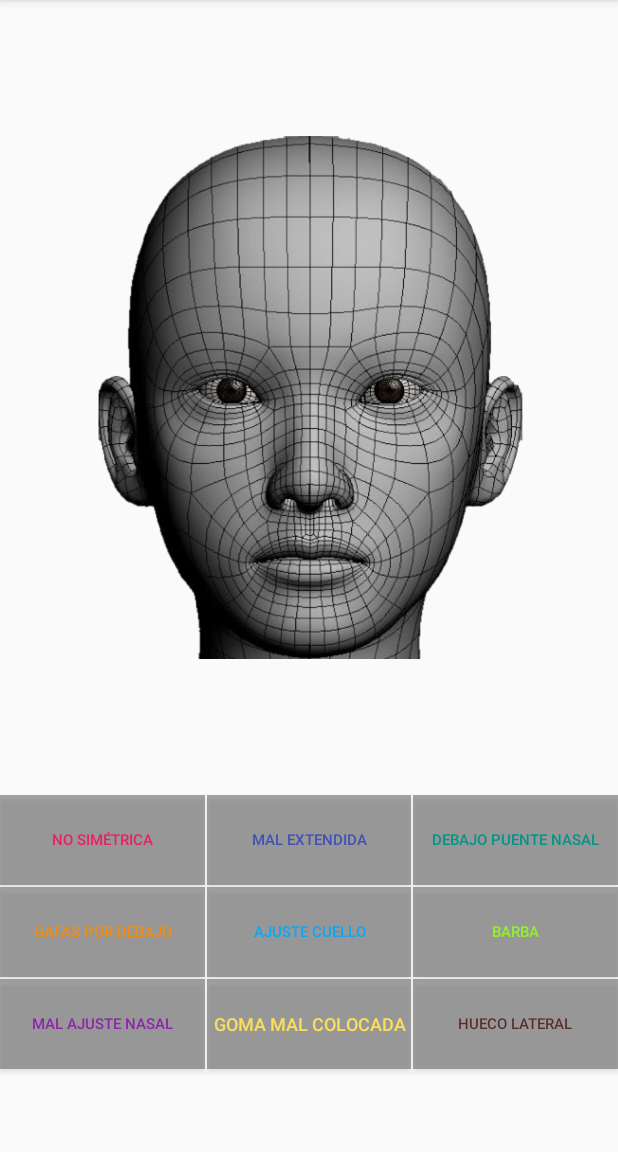
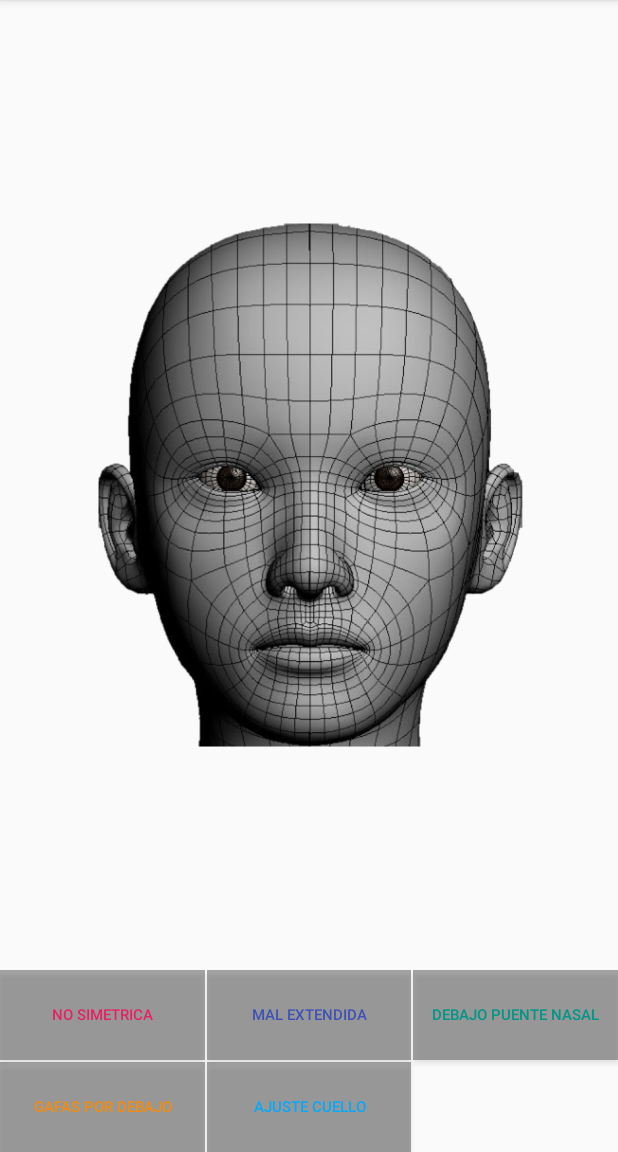
Before and after one commit to jesus-tomas-girones/Mascarillas, an Android app: the LabelActivity screen opened directly, with no data from a screen before it, on a phone screen of 412 x 824 dp, the part 84-1236 px from its top. Run offline under Robolectric (Android 15) with nearby library versions, the phone set to English and light mode, and no system bars; 3 statements that could not run were skipped.

Commit message:
- El recurso string-array labels define sus valores directamente. Si se quiere cambiar el número o nombre de etiquetas, cambiar directamente - En layout activity_label: Los botones en la parte inferior. El resto para la foto. El nombre de los botones se pone desde código. - En LabelActivity: Las etiquetas pueden ser variables según se indique en recurso array labels (El máximo lo indica la nueva constante MAX_LABEL).   Los botones que no se utilizan se pone su visivilidad a GONE para no ocupar sitio.

```diff
--- a/app/src/main/java/es/upv/master/android/reconocimientofacial/ui/label/LabelActivity.java
+++ b/app/src/main/java/es/upv/master/android/reconocimientofacial/ui/label/LabelActivity.java
@@ -7,7 +7,6 @@ import android.util.Log;
 import android.view.Menu;
 import android.view.MenuItem;
 import android.view.MotionEvent;
-import android.view.VelocityTracker;
 import android.view.View;
 import android.widget.Button;
 import android.widget.ImageView;
@@ -27,11 +26,18 @@ import es.upv.master.android.reconocimientofacial.data.DataBase;
 
 public class LabelActivity extends AppCompatActivity implements View.OnTouchListener {
 
+   final static int MAX_LABEL = 9; //Número máximo de etiquetas que se admiten. Limitada por nú,ero de botones
+   final static int BUTTON_ID[] = {R.id.btn_1, R.id.btn_2, R.id.btn_3, R.id.btn_4,
+           R.id.btn_5, R.id.btn_6, R.id.btn_7, R.id.btn_8, R.id.btn_9};
+   final static int CIRCLES_ID[] = {R.id.txv_label1, R.id.txv_label2, R.id.txv_label3, R.id.txv_label4,
+           R.id.txv_label5, R.id.txv_label6, R.id.txv_label7, R.id.txv_label8, R.id.txv_label9};
+
+
    String idPhoto;  //id del documento a modificar
    boolean islabelledPhoto;
    String nLabel = "1";
    ImageView photo;
-   TextView[] circle = new TextView[9];
+   TextView[] circle;
    String[] listLabel;
    Button selectedButton;
    boolean exitWithoutSaving = false;
@@ -53,14 +59,23 @@ public class LabelActivity extends AppCompatActivity implements View.OnTouchList
       photo = findViewById(R.id.photo);
       photo.setOnTouchListener(this);
 
-      //Inicializo todos los círculos
-      int circlesID[] = {R.id.txv_label1, R.id.txv_label2, R.id.txv_label3, R.id.txv_label4, R.id.txv_label5,
-              R.id.txv_label6, R.id.txv_label7, R.id.txv_label8, R.id.txv_label9};
-      for (int i = 0; i < circle.length; i++) {
-         circle[i] = findViewById(circlesID[i]);
-      }
       //Cargo todos las etiquetas desde un recurso array en el array listlabel
       listLabel = getResources().getStringArray(R.array.labels);
+      if (listLabel.length>MAX_LABEL) {
+         Toast.makeText(this,"ERROR: Demasiadas Etiquetas",Toast.LENGTH_LONG).show();
+      }
+
+      //Inicializo todos los círculos y botones
+      circle = new TextView[listLabel.length];
+      for (int i = 0; i < circle.length; i++) {
+         circle[i] = findViewById(CIRCLES_ID[i]);
+         TextView v = findViewById(BUTTON_ID[i]);
+         v.setText(listLabel[i]);
+      }
+      for (int i = circle.length; i < MAX_LABEL; i++) {
+         Button v = findViewById(BUTTON_ID[i]);
+         v.setVisibility(View.GONE);
+      }
 
       //Cargamos la imagen de URL
       Glide.with(getApplicationContext())
@@ -192,8 +207,8 @@ public class LabelActivity extends AppCompatActivity implements View.OnTouchList
                  public void onLoad(List<String> label, List<Double> x, List<Double> y) {
                     for (int i = 0; i < label.size(); i++) {
                        int nLabel = 0;
-                       while (!label.get(i).equals(listLabel[nLabel])) nLabel++;
-                       if (nLabel > listLabel.length) {
+                       while (nLabel < listLabel.length && !label.get(i).equals(listLabel[nLabel])) nLabel++;
+                       if (nLabel >= listLabel.length) {
                           String s= "Etiqueta '" + label.get(i) + "' n encontrada en lista de etiquetas actual";
                           Log.e("MASCARILLA", s); //DOTO crear costante TAG
                           Toast.makeText(getApplicationContext(), s, Toast.LENGTH_LONG).show();
--- a/app/src/main/res/layout/activity_label.xml
+++ b/app/src/main/res/layout/activity_label.xml
@@ -10,10 +10,12 @@
     <ImageView
         android:id="@+id/photo"
         android:layout_width="match_parent"
-        android:layout_height="530dp"
+        android:layout_height="0dp"
         android:adjustViewBounds="true"
         android:cropToPadding="true"
+        app:layout_constraintBottom_toTopOf="@+id/btn_1"
         app:layout_constraintEnd_toEndOf="parent"
+        app:layout_constraintHorizontal_bias="0.5"
         app:layout_constraintStart_toStartOf="parent"
         app:layout_constraintTop_toTopOf="parent"
         app:srcCompat="@drawable/mask_frontal" />
@@ -25,9 +27,9 @@
         android:background="#75434040"
         android:onClick="onButtonClic"
         android:tag="1"
-        android:text="@string/label_1"
         android:textColor="@color/colorLabel1"
         android:textSize="10sp"
+        app:layout_constraintBottom_toTopOf="@+id/btn_4"
         app:layout_constraintEnd_toStartOf="@+id/btn_2"
         app:layout_constraintHorizontal_bias="0.5"
         app:layout_constraintStart_toStartOf="parent"
@@ -42,7 +44,6 @@
         android:background="#75434040"
         android:onClick="onButtonClic"
         android:tag="2"
-        android:text="@string/label_2"
         android:textColor="@color/colorLabel2"
         android:textSize="10sp"
         app:layout_constraintEnd_toStartOf="@+id/btn_3"
@@ -57,7 +58,6 @@
         android:background="#75434040"
         android:onClick="onButtonClic"
         android:tag="3"
-        android:text="@string/label_3"
         android:textColor="@color/colorLabel3"
         android:textSize="10sp"
         app:layout_constraintEnd_toEndOf="parent"
@@ -73,10 +73,11 @@
         android:background="#75434040"
         android:onClick="onButtonClic"
         android:tag="4"
-        android:text="@string/label_4"
         android:textColor="@color/colorLabel4"
         android:textSize="10sp"
+        app:layout_constraintBottom_toTopOf="@+id/btn_7"
         app:layout_constraintEnd_toEndOf="@+id/btn_1"
+        app:layout_constraintHorizontal_bias="0.5"
         app:layout_constraintStart_toStartOf="parent"
         app:layout_constraintTop_toBottomOf="@+id/btn_1" />
     <!--tools:visibility="invisible" /-->
@@ -91,9 +92,9 @@
         android:background="#75434040"
         android:onClick="onButtonClic"
         android:tag="5"
-        android:text="@string/label_5"
         android:textColor="@color/colorLabel5"
         android:textSize="10sp"
+        android:visibility="visible"
         app:layout_constraintEnd_toStartOf="@+id/btn_3"
         app:layout_constraintStart_toEndOf="@+id/btn_1"
         app:layout_constraintTop_toBottomOf="@+id/btn_2" />
@@ -107,9 +108,9 @@
         android:background="#75434040"
         android:onClick="onButtonClic"
         android:tag="6"
-        android:text="@string/label_6"
         android:textColor="@color/colorLabel6"
         android:textSize="10sp"
+        android:visibility="visible"
         app:layout_constraintEnd_toEndOf="parent"
         app:layout_constraintStart_toEndOf="@+id/btn_2"
         app:layout_constraintTop_toBottomOf="@+id/btn_3" />
@@ -122,10 +123,12 @@
         android:background="#75434040"
         android:onClick="onButtonClic"
         android:tag="7"
-        android:text="@string/label_7"
         android:textColor="@color/colorLabel7"
         android:textSize="10sp"
+        android:visibility="visible"
+        app:layout_constraintBottom_toBottomOf="parent"
         app:layout_constraintEnd_toEndOf="@+id/btn_1"
+        app:layout_constraintHorizontal_bias="0.5"
         app:layout_constraintStart_toStartOf="parent"
         app:layout_constraintTop_toBottomOf="@+id/btn_4" />
 
@@ -140,9 +143,10 @@
         android:background="#75434040"
         android:onClick="onButtonClic"
         android:tag="8"
-        android:text="@string/label_8"
         android:textColor="@color/colorLabel8"
-        android:textSize="12sp"
+        android:textSize="10sp"
+        android:visibility="visible"
+        app:layout_constraintBottom_toBottomOf="parent"
         app:layout_constraintEnd_toStartOf="@+id/btn_6"
         app:layout_constraintStart_toEndOf="@+id/btn_4"
         app:layout_constraintTop_toBottomOf="@+id/btn_5" />
@@ -156,14 +160,13 @@
         android:background="#75434040"
         android:onClick="onButtonClic"
         android:tag="9"
-        android:text="@string/label_9"
         android:textColor="@color/colorLabel9"
         android:textSize="10sp"
+        android:visibility="visible"
+        app:layout_constraintBottom_toBottomOf="parent"
         app:layout_constraintEnd_toEndOf="parent"
         app:layout_constraintStart_toEndOf="@+id/btn_2"
         app:layout_constraintTop_toBottomOf="@+id/btn_6" />
-
-
 
 
     <TextView
@@ -171,9 +174,9 @@
         android:layout_width="wrap_content"
         android:layout_height="wrap_content"
         android:text="○"
-        android:visibility="invisible"
         android:textColor="@color/colorLabel1"
         android:textSize="129dp"
+        android:visibility="invisible"
         tools:layout_editor_absoluteX="43dp"
         tools:layout_editor_absoluteY="-20dp" />
 
@@ -182,9 +185,9 @@
         android:layout_width="wrap_content"
         android:layout_height="wrap_content"
         android:text="○"
-        android:visibility="invisible"
         android:textColor="@color/colorLabel2"
         android:textSize="129dp"
+        android:visibility="invisible"
         tools:layout_editor_absoluteX="144dp"
         tools:layout_editor_absoluteY="-19dp" />
 
@@ -193,9 +196,9 @@
         android:layout_width="wrap_content"
         android:layout_height="wrap_content"
         android:text="○"
-        android:visibility="invisible"
         android:textColor="@color/colorLabel3"
         android:textSize="129dp"
+        android:visibility="invisible"
         tools:layout_editor_absoluteX="255dp"
         tools:layout_editor_absoluteY="-27dp" />
 
@@ -204,9 +207,9 @@
         android:layout_width="wrap_content"
         android:layout_height="wrap_content"
         android:text="○"
-        android:visibility="invisible"
         android:textColor="@color/colorLabel4"
         android:textSize="129dp"
+        android:visibility="invisible"
         tools:layout_editor_absoluteX="43dp"
         tools:layout_editor_absoluteY="-20dp" />
 
@@ -215,9 +218,9 @@
         android:layout_width="wrap_content"
         android:layout_height="wrap_content"
         android:text="○"
-        android:visibility="invisible"
         android:textColor="@color/colorLabel5"
         android:textSize="129dp"
+        android:visibility="invisible"
         tools:layout_editor_absoluteX="144dp"
         tools:layout_editor_absoluteY="-19dp" />
 
@@ -226,9 +229,9 @@
         android:layout_width="wrap_content"
         android:layout_height="wrap_content"
         android:text="○"
-        android:visibility="invisible"
         android:textColor="@color/colorLabel6"
         android:textSize="129dp"
+        android:visibility="invisible"
         tools:layout_editor_absoluteX="255dp"
         tools:layout_editor_absoluteY="-27dp" />
 
@@ -237,9 +240,9 @@
         android:layout_width="wrap_content"
         android:layout_height="wrap_content"
         android:text="○"
-        android:visibility="invisible"
         android:textColor="@color/colorLabel7"
         android:textSize="129dp"
+        android:visibility="invisible"
         tools:layout_editor_absoluteX="43dp"
         tools:layout_editor_absoluteY="-20dp" />
 
@@ -248,9 +251,9 @@
         android:layout_width="wrap_content"
         android:layout_height="wrap_content"
         android:text="○"
-        android:visibility="invisible"
         android:textColor="@color/colorLabel8"
         android:textSize="129dp"
+        android:visibility="invisible"
         tools:layout_editor_absoluteX="144dp"
         tools:layout_editor_absoluteY="-19dp" />
 
@@ -259,9 +262,9 @@
         android:layout_width="wrap_content"
         android:layout_height="wrap_content"
         android:text="○"
-        android:visibility="invisible"
         android:textColor="@color/colorLabel9"
         android:textSize="129dp"
+        android:visibility="invisible"
         tools:layout_editor_absoluteX="255dp"
         tools:layout_editor_absoluteY="-27dp" />
 
--- a/app/src/main/res/values/arrays.xml
+++ b/app/src/main/res/values/arrays.xml
@@ -1,6 +1,20 @@
 <?xml version="1.0" encoding="utf-8"?>
 <resources>
+    <!--Si se quiere cambiar el número o nombre de etiquetas, cambiar el siguiente array-->
+    <!-- NO USAR ACENTOS -->
     <string-array name="labels">
+        <item>No simetrica</item>
+        <item>Mal extendida</item>
+        <item>Debajo puente nasal</item>
+        <item>Gafas por debajo</item>
+        <item>Ajuste Cuello</item>
+        <!--item>Barba</item>
+        <item>Mal ajuste nasal</item>
+        <item>Goma mal colocada</item>
+        <item>Hueco Lateral</item-->
+    </string-array>
+
+    <!--string-array name="labels_2">
         <item>@string/label_1</item>
         <item>@string/label_2</item>
         <item>@string/label_3</item>
@@ -10,7 +24,7 @@
         <item>@string/label_7</item>
         <item>@string/label_8</item>
         <item>@string/label_9</item>
-    </string-array>
+    </string-array-->
 
     <string-array name="control_dates">
         <item>Desde la última descarga</item>
--- a/app/src/main/res/values/strings.xml
+++ b/app/src/main/res/values/strings.xml
@@ -59,7 +59,7 @@ PROTECCIÓN DE DATOS:\n Las fotografías son tratadas de forma totalmente anóni
     <string name="menu_label_aceptar">Aceptar</string>
 
     <!-- Tipos de Problemas Fotos     -->
-    <string name="label_1">No simétrica</string>
+    <!--string name="label_1">No simétrica</string>
     <string name="label_2">Mal extendida</string>
     <string name="label_3">Debajo puente nasal</string>
     <string name="label_4">Gafas por debajo</string>
@@ -67,7 +67,7 @@ PROTECCIÓN DE DATOS:\n Las fotografías son tratadas de forma totalmente anóni
     <string name="label_6">Barba</string>
     <string name="label_7">Mal ajuste nasal</string>
     <string name="label_8">Goma mal colocada</string>
-    <string name="label_9">Hueco Lateral</string>
+    <string name="label_9">Hueco Lateral</string-->
 
     <!-- Nombres de las propiedades de las etiquetas para la exportación a CSV   -->
     <string name="id">ID</string>
```
